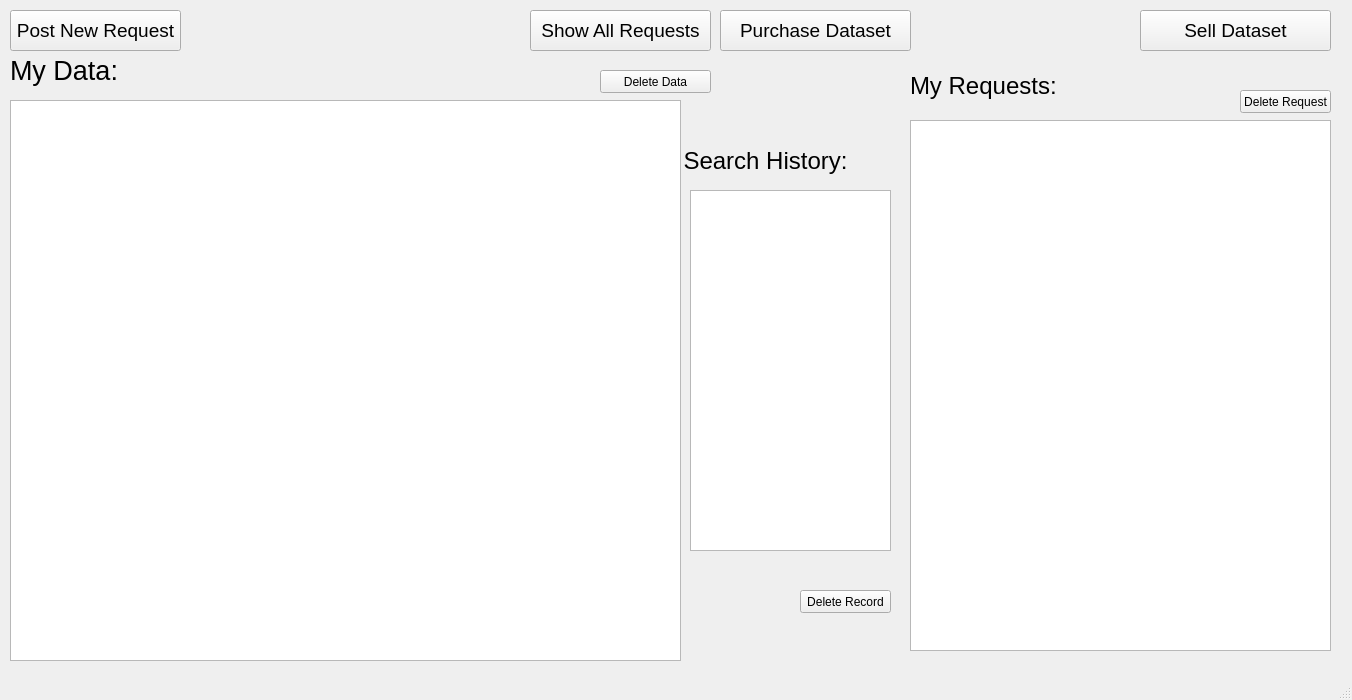
This is main page.ui in SyedMTaseen/DataSeed as Qt 5 draws it before an edit. The edited form follows.
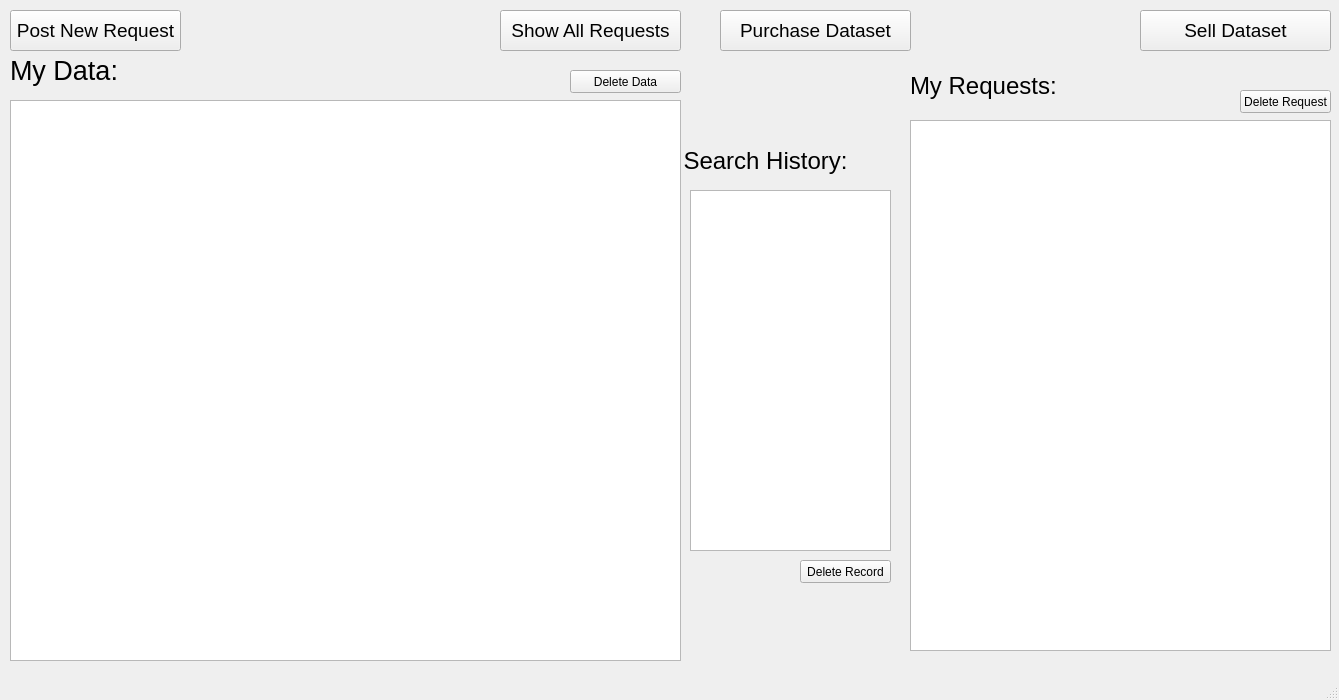
This is the edited form.

Diff of the .ui file:
```diff
--- a/main page.ui
+++ b/main page.ui
@@ -6,7 +6,7 @@
    <rect>
     <x>0</x>
     <y>0</y>
-    <width>1352</width>
+    <width>1339</width>
     <height>700</height>
    </rect>
   </property>
@@ -59,7 +59,7 @@
    <widget class="QPushButton" name="view_req_btn">
     <property name="geometry">
      <rect>
-      <x>530</x>
+      <x>500</x>
       <y>10</y>
       <width>181</width>
       <height>41</height>
@@ -205,7 +205,7 @@
     <property name="geometry">
      <rect>
       <x>800</x>
-      <y>590</y>
+      <y>560</y>
       <width>91</width>
       <height>23</height>
      </rect>
@@ -217,7 +217,7 @@
    <widget class="QPushButton" name="deletedata">
     <property name="geometry">
      <rect>
-      <x>600</x>
+      <x>570</x>
       <y>70</y>
       <width>111</width>
       <height>23</height>
@@ -231,7 +231,7 @@
     <property name="geometry">
      <rect>
       <x>710</x>
-      <y>630</y>
+      <y>600</y>
       <width>171</width>
       <height>16</height>
      </rect>
@@ -246,7 +246,7 @@
    <widget class="QLabel" name="Lerror3">
     <property name="geometry">
      <rect>
-      <x>230</x>
+      <x>200</x>
       <y>70</y>
       <width>281</width>
       <height>16</height>
```
